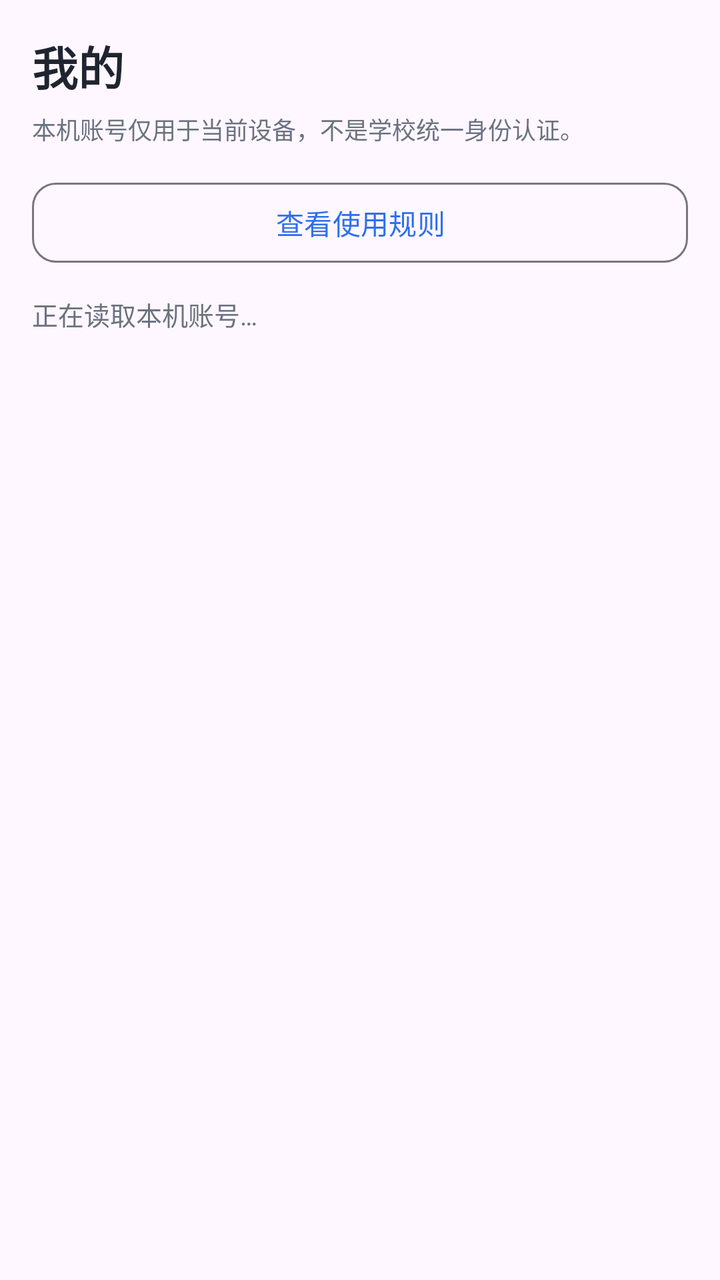
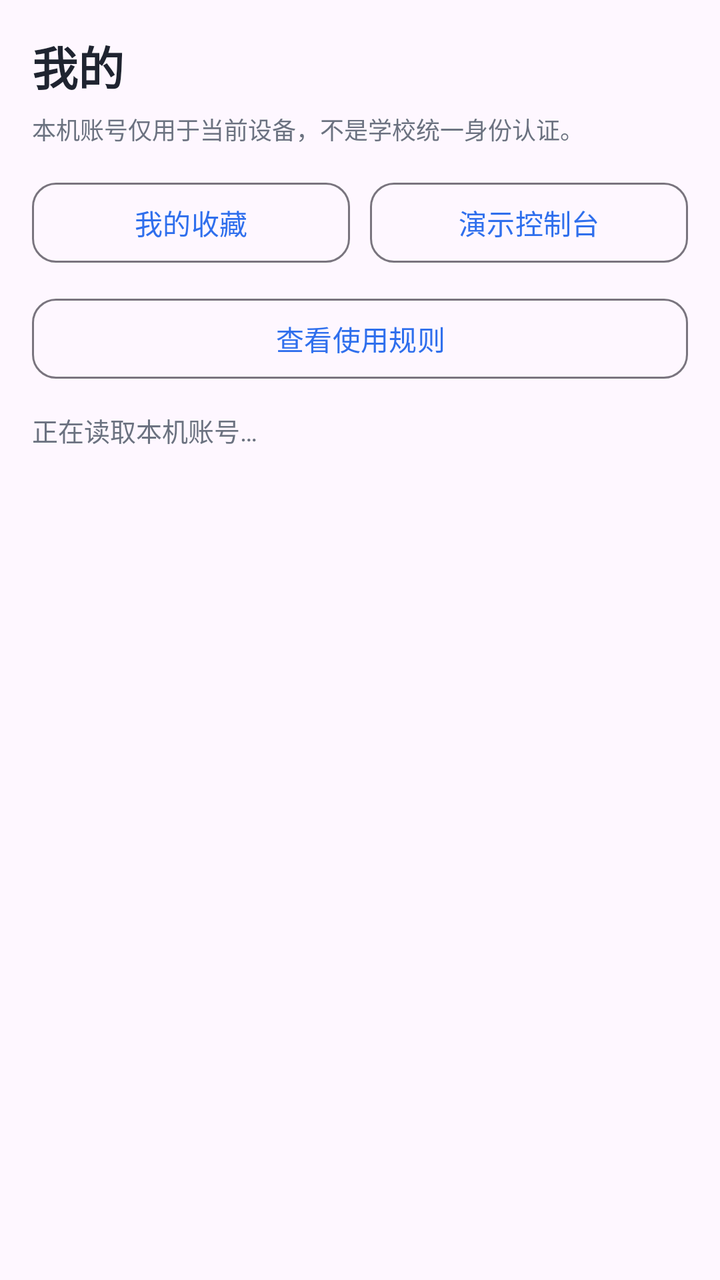

The first picture is an Android layout as it rendered before a commit; the second is the same layout after the commit. The layout source and the unified diff follow.
<!-- AndroidManifest.xml: application theme Theme.CampusSpace -->
<!-- res/layout/fragment_profile.xml -->
<?xml version="1.0" encoding="utf-8"?>
<ScrollView xmlns:android="http://schemas.android.com/apk/res/android"
    xmlns:app="http://schemas.android.com/apk/res-auto"
    android:layout_width="match_parent"
    android:layout_height="match_parent"
    android:fillViewport="true">

    <LinearLayout
        android:layout_width="match_parent"
        android:layout_height="wrap_content"
        android:orientation="vertical"
        android:padding="16dp">

        <TextView
            android:layout_width="match_parent"
            android:layout_height="wrap_content"
            android:text="我的"
            android:textColor="@color/text_primary"
            android:textSize="23sp"
            android:textStyle="bold" />

        <TextView
            android:layout_width="match_parent"
            android:layout_height="wrap_content"
            android:layout_marginTop="6dp"
            android:text="本机账号仅用于当前设备，不是学校统一身份认证。"
            android:textColor="@color/text_secondary"
            android:textSize="12sp" />

        <LinearLayout
            android:id="@+id/profile_guest"
            android:layout_width="match_parent"
            android:layout_height="wrap_content"
            android:layout_marginTop="18dp"
            android:background="@android:color/white"
            android:orientation="vertical"
            android:padding="16dp"
            android:visibility="gone">

            <TextView
                android:layout_width="match_parent"
                android:layout_height="wrap_content"
                android:text="正在以游客身份浏览"
                android:textColor="@color/text_primary"
                android:textSize="16sp"
                android:textStyle="bold" />

            <TextView
                android:layout_width="match_parent"
                android:layout_height="wrap_content"
                android:layout_marginTop="6dp"
                android:text="可以直接查询校园空间；登录后可以发布纸条，并在这里查看自己的纸条。"
                android:textColor="@color/text_secondary"
                android:textSize="13sp" />

            <com.google.android.material.button.MaterialButton
                android:id="@+id/profile_sign_in"
                android:layout_width="match_parent"
                android:layout_height="52dp"
                android:layout_marginTop="12dp"
                android:text="登录 / 注册本机账号"
                app:cornerRadius="14dp" />
        </LinearLayout>

        <LinearLayout
            android:id="@+id/profile_account"
            android:layout_width="match_parent"
            android:layout_height="wrap_content"
            android:layout_marginTop="18dp"
            android:background="@android:color/white"
            android:orientation="vertical"
            android:padding="16dp"
            android:visibility="gone">

            <TextView
                android:id="@+id/profile_display_name"
                android:layout_width="match_parent"
                android:layout_height="wrap_content"
                android:textColor="@color/text_primary"
                android:textSize="19sp"
                android:textStyle="bold" />

            <TextView
                android:id="@+id/profile_username"
                android:layout_width="match_parent"
                android:layout_height="wrap_content"
                android:layout_marginTop="6dp"
                android:textColor="@color/text_secondary"
                android:textSize="13sp" />

            <TextView
                android:id="@+id/profile_created"
                android:layout_width="match_parent"
                android:layout_height="wrap_content"
                android:layout_marginTop="4dp"
                android:textColor="@color/text_secondary"
                android:textSize="12sp" />

            <TextView
                android:id="@+id/profile_note_count"
                android:layout_width="match_parent"
                android:layout_height="wrap_content"
                android:layout_marginTop="12dp"
                android:text="已发布纸条：正在读取…"
                android:textColor="@color/text_primary"
                android:textSize="14sp" />

            <LinearLayout
                android:layout_width="match_parent"
                android:layout_height="wrap_content"
                android:layout_marginTop="10dp"
                android:orientation="horizontal">

                <com.google.android.material.button.MaterialButton
                    android:id="@+id/profile_edit_name"
                    style="?attr/materialButtonOutlinedStyle"
                    android:layout_width="0dp"
                    android:layout_height="wrap_content"
                    android:layout_weight="1"
                    android:text="修改昵称" />

                <com.google.android.material.button.MaterialButton
                    android:id="@+id/profile_logout"
                    style="?attr/materialButtonOutlinedStyle"
                    android:layout_width="0dp"
                    android:layout_height="wrap_content"
                    android:layout_marginStart="10dp"
                    android:layout_weight="1"
                    android:text="退出登录" />
            </LinearLayout>
        </LinearLayout>

        <com.google.android.material.button.MaterialButton
            android:id="@+id/profile_rules"
            style="?attr/materialButtonOutlinedStyle"
            android:layout_width="match_parent"
            android:layout_height="wrap_content"
            android:layout_marginTop="14dp"
            android:text="查看使用规则"
            app:cornerRadius="12dp" />

        <TextView
            android:id="@+id/profile_status"
            android:layout_width="match_parent"
            android:layout_height="wrap_content"
            android:accessibilityLiveRegion="polite"
            android:paddingVertical="12dp"
            android:text="正在读取本机账号…"
            android:textColor="@color/text_secondary"
            android:textSize="13sp" />

        <TextView
            android:id="@+id/profile_notes_title"
            android:layout_width="match_parent"
            android:layout_height="wrap_content"
            android:layout_marginTop="6dp"
            android:paddingBottom="8dp"
            android:text="我的纸条"
            android:textColor="@color/text_primary"
            android:textSize="15sp"
            android:textStyle="bold"
            android:visibility="gone" />

        <androidx.recyclerview.widget.RecyclerView
            android:id="@+id/profile_notes"
            android:layout_width="match_parent"
            android:layout_height="wrap_content"
            android:background="@android:color/white"
            android:nestedScrollingEnabled="false"
            android:visibility="gone" />
    </LinearLayout>
</ScrollView>
<!-- resources referenced by this layout -->
<resources>
  <color name="text_primary">#1F2430</color>
  <color name="text_secondary">#6B7280</color>
  <style name="Theme.CampusSpace" parent="Base.Theme.CampusSpace" />
  <style name="Base.Theme.CampusSpace" parent="Theme.Material3.DayNight.NoActionBar">
          <item name="colorPrimary">#2F6FED</item>
          <item name="colorOnPrimary">#FFFFFF</item>
          <item name="colorPrimaryContainer">#DCE7FF</item>
          <item name="colorOnPrimaryContainer">#0B2E6F</item>
          <item name="colorSecondary">#0E9F6E</item>
          <item name="android:statusBarColor">#2F6FED</item>
          <item name="android:windowLightStatusBar">true</item>
      </style>
</resources>

<!-- the commit's change to res/layout/fragment_profile.xml (unified diff, before → after) -->
@@ -130,12 +130,38 @@
             </LinearLayout>
         </LinearLayout>
 
+        <LinearLayout
+            android:layout_width="match_parent"
+            android:layout_height="wrap_content"
+            android:layout_marginTop="14dp"
+            android:orientation="horizontal">
+
+            <com.google.android.material.button.MaterialButton
+                android:id="@+id/profile_favorites"
+                style="?attr/materialButtonOutlinedStyle"
+                android:layout_width="0dp"
+                android:layout_height="wrap_content"
+                android:layout_weight="1"
+                android:text="我的收藏"
+                app:cornerRadius="12dp" />
+
+            <com.google.android.material.button.MaterialButton
+                android:id="@+id/profile_demo"
+                style="?attr/materialButtonOutlinedStyle"
+                android:layout_width="0dp"
+                android:layout_height="wrap_content"
+                android:layout_marginStart="10dp"
+                android:layout_weight="1"
+                android:text="演示控制台"
+                app:cornerRadius="12dp" />
+        </LinearLayout>
+
         <com.google.android.material.button.MaterialButton
             android:id="@+id/profile_rules"
             style="?attr/materialButtonOutlinedStyle"
             android:layout_width="match_parent"
             android:layout_height="wrap_content"
-            android:layout_marginTop="14dp"
+            android:layout_marginTop="10dp"
             android:text="查看使用规则"
             app:cornerRadius="12dp" />
 
